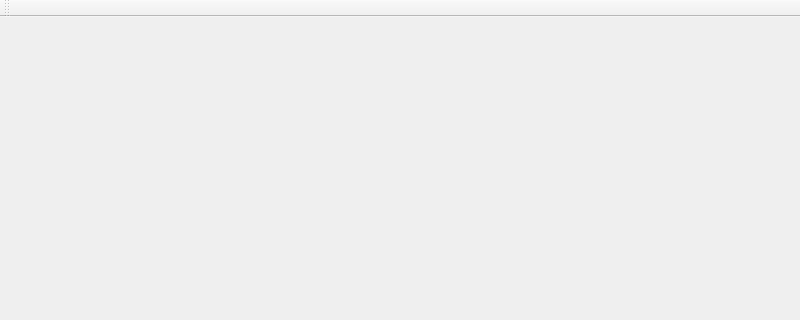
polybox3d/polybox, file src/MainWindow.ui: the form before one commit; both pictures show x 0 to 800 and y 0 to 320 of the 800 by 600 pixel window.
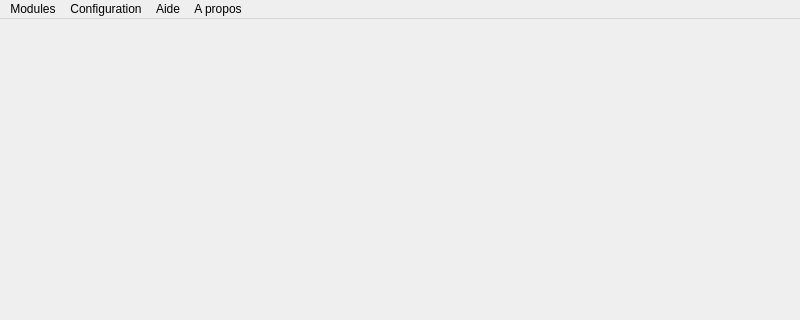
The form after the commit. Icons and pictures are not drawn.

Patch:
```diff
--- a/src/MainWindow.ui
+++ b/src/MainWindow.ui
@@ -27,16 +27,62 @@
      <height>22</height>
     </rect>
    </property>
+   <widget class="QMenu" name="menuModules">
+    <property name="title">
+     <string>Modules</string>
+    </property>
+    <addaction name="actionCNC"/>
+    <addaction name="actionImprimante"/>
+    <addaction name="actionScanner"/>
+    <addaction name="actionLabView"/>
+   </widget>
+   <widget class="QMenu" name="menuConfiguration">
+    <property name="title">
+     <string>Configuration</string>
+    </property>
+    <addaction name="actionActiver_Manette"/>
+   </widget>
+   <widget class="QMenu" name="menuAide">
+    <property name="title">
+     <string>Aide</string>
+    </property>
+   </widget>
+   <widget class="QMenu" name="menuA_propos">
+    <property name="title">
+     <string>A propos</string>
+    </property>
+   </widget>
+   <addaction name="menuModules"/>
+   <addaction name="menuConfiguration"/>
+   <addaction name="menuAide"/>
+   <addaction name="menuA_propos"/>
   </widget>
   <widget class="QStatusBar" name="statusBar"/>
-  <widget class="QToolBar" name="mainToolBar">
-   <attribute name="toolBarArea">
-    <enum>TopToolBarArea</enum>
-   </attribute>
-   <attribute name="toolBarBreak">
-    <bool>false</bool>
-   </attribute>
-  </widget>
+  <action name="actionCNC">
+   <property name="text">
+    <string>CNC</string>
+   </property>
+  </action>
+  <action name="actionImprimante">
+   <property name="text">
+    <string>Imprimante</string>
+   </property>
+  </action>
+  <action name="actionScanner">
+   <property name="text">
+    <string>Scanner</string>
+   </property>
+  </action>
+  <action name="actionLabView">
+   <property name="text">
+    <string>LabView</string>
+   </property>
+  </action>
+  <action name="actionActiver_Manette">
+   <property name="text">
+    <string>Activer Manette</string>
+   </property>
+  </action>
  </widget>
  <layoutdefault spacing="6" margin="11"/>
  <resources>
```
